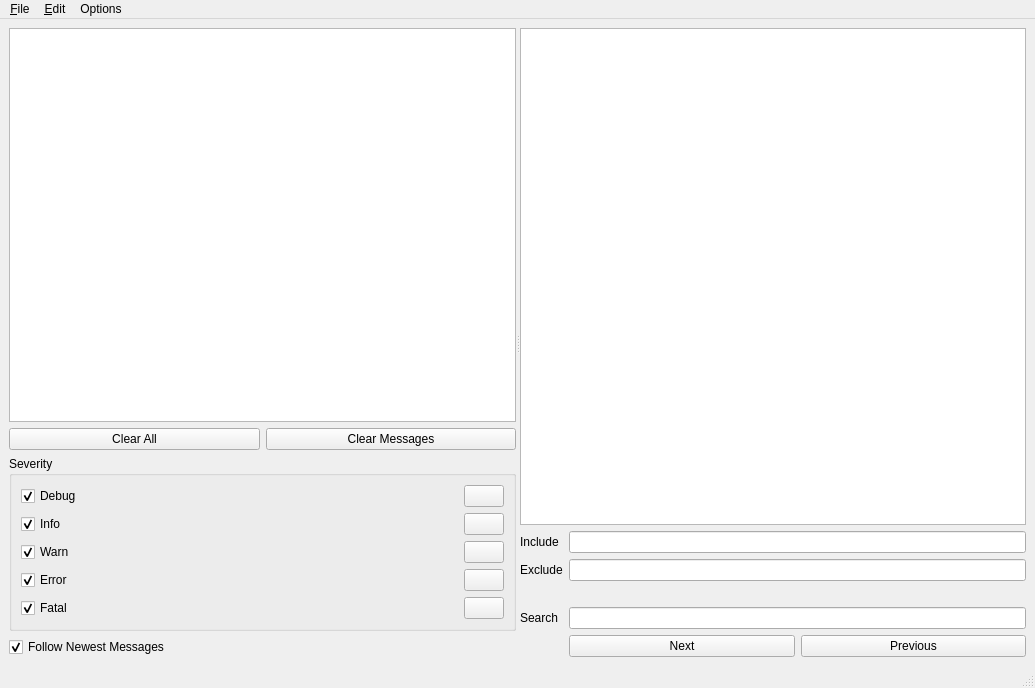
Before: the Qt Designer form ui/console_window.ui in vmurray13/swri_console, drawn with Qt 5.
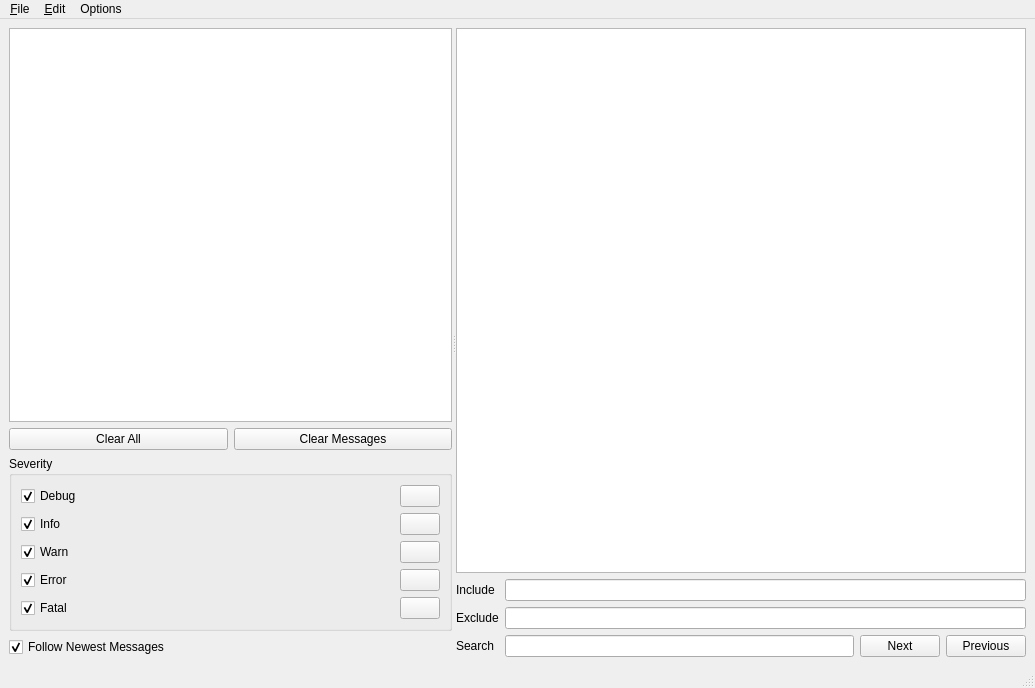
After: the same form once the commit is applied. Icons and pictures are not drawn.

```diff
--- a/ui/console_window.ui
+++ b/ui/console_window.ui
@@ -215,6 +215,9 @@
           <property name="contextMenuPolicy">
            <enum>Qt::CustomContextMenu</enum>
           </property>
+          <property name="styleSheet">
+           <string notr="true"/>
+          </property>
           <property name="selectionMode">
            <enum>QAbstractItemView::ExtendedSelection</enum>
           </property>
@@ -222,7 +225,14 @@
         </item>
         <item>
          <layout class="QGridLayout" name="gridLayout">
-          <item row="1" column="1">
+          <item row="1" column="0">
+           <widget class="QLabel" name="excludeLabel">
+            <property name="text">
+             <string>Exclude</string>
+            </property>
+           </widget>
+          </item>
+          <item row="1" column="2">
            <widget class="QLineEdit" name="excludeText">
             <property name="toolTip">
              <string>Filter for messages that don't include substrings. Separate substrings with a semicolon.</string>
@@ -236,7 +246,7 @@
             </property>
            </widget>
           </item>
-          <item row="0" column="1">
+          <item row="0" column="2">
            <widget class="QLineEdit" name="includeText">
             <property name="toolTip">
              <string>Filter for messages that include substrings. Separate substrings with a semicolon.</string>
@@ -246,15 +256,11 @@
             </property>
            </widget>
           </item>
-          <item row="1" column="0">
-           <widget class="QLabel" name="excludeLabel">
-            <property name="text">
-             <string>Exclude</string>
-            </property>
-           </widget>
-          </item>
-          <item row="4" column="1">
-           <layout class="QHBoxLayout" name="horizontalLayout_2">
+          <item row="2" column="2">
+           <layout class="QHBoxLayout" name="horizontalLayout_3">
+            <item>
+             <widget class="QLineEdit" name="searchText"/>
+            </item>
             <item>
              <widget class="QPushButton" name="pushNext">
               <property name="text">
@@ -271,30 +277,13 @@
             </item>
            </layout>
           </item>
-          <item row="4" column="0">
-           <widget class="QLabel" name="label_2">
-            <property name="text">
-             <string>     </string>
-            </property>
-           </widget>
-          </item>
-          <item row="3" column="0">
+          <item row="2" column="0">
            <widget class="QLabel" name="label">
             <property name="text">
              <string>Search</string>
             </property>
            </widget>
           </item>
-          <item row="3" column="1">
-           <widget class="QLineEdit" name="searchText"/>
-          </item>
-          <item row="2" column="0">
-           <widget class="QLabel" name="label_3">
-            <property name="text">
-             <string>     </string>
-            </property>
-           </widget>
-          </item>
          </layout>
         </item>
        </layout>
```
